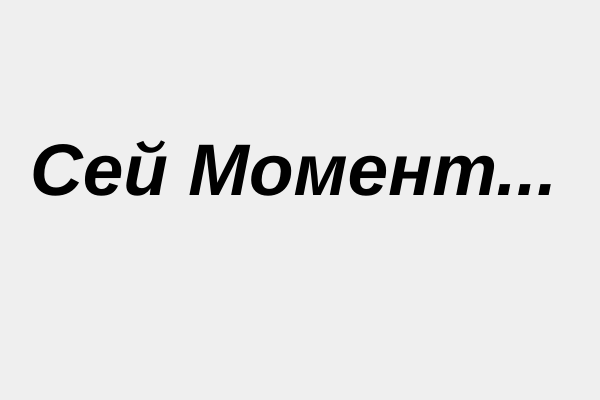
Roman4404/spanel, file Initial_Setup_Windows/Interface/stage_wait.ui: the form before one commit.
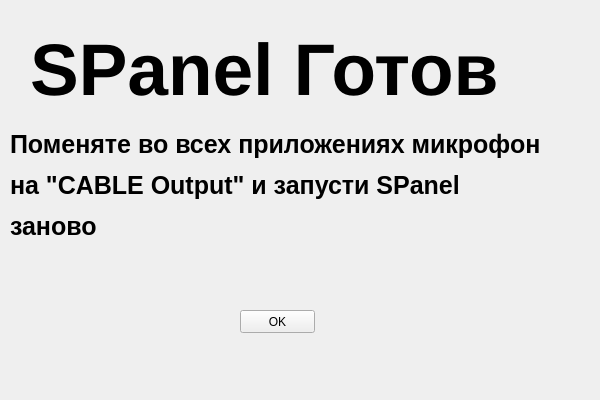
The form after the commit.

The edit to the form file:
```diff
--- a/Initial_Setup_Windows/Interface/stage_wait.ui
+++ b/Initial_Setup_Windows/Interface/stage_wait.ui
@@ -18,7 +18,7 @@
     <property name="geometry">
      <rect>
       <x>30</x>
-      <y>70</y>
+      <y>-30</y>
       <width>541</width>
       <height>201</height>
      </rect>
@@ -29,7 +29,7 @@
      </font>
     </property>
     <property name="text">
-     <string>&lt;html&gt;&lt;head/&gt;&lt;body&gt;&lt;p&gt;&lt;span style=&quot; font-weight:600; font-style:italic;&quot;&gt;Сей Момент...&lt;/span&gt;&lt;/p&gt;&lt;/body&gt;&lt;/html&gt;</string>
+     <string>&lt;html&gt;&lt;head/&gt;&lt;body&gt;&lt;p&gt;&lt;span style=&quot; font-weight:600;&quot;&gt;SPanel Готов&lt;/span&gt;&lt;/p&gt;&lt;/body&gt;&lt;/html&gt;</string>
     </property>
    </widget>
    <widget class="QLabel" name="backgroand_img_label">
@@ -45,8 +45,44 @@
      <string/>
     </property>
    </widget>
+   <widget class="QLabel" name="label_process">
+    <property name="geometry">
+     <rect>
+      <x>10</x>
+      <y>130</y>
+      <width>611</width>
+      <height>121</height>
+     </rect>
+    </property>
+    <property name="font">
+     <font>
+      <pointsize>19</pointsize>
+     </font>
+    </property>
+    <property name="text">
+     <string>&lt;html&gt;&lt;head/&gt;&lt;body&gt;&lt;p&gt;&lt;span style=&quot; font-weight:600;&quot;&gt;Поменяте во всех приложениях микрофон&lt;/span&gt;&lt;/p&gt;&lt;p&gt;&lt;span style=&quot; font-weight:600;&quot;&gt;на &amp;quot;CABLE Output&amp;quot; и запусти SPanel &lt;/span&gt;&lt;/p&gt;&lt;p&gt;&lt;span style=&quot; font-weight:600;&quot;&gt;заново&lt;/span&gt;&lt;/p&gt;&lt;/body&gt;&lt;/html&gt;</string>
+    </property>
+    <property name="alignment">
+     <set>Qt::AlignLeading|Qt::AlignLeft|Qt::AlignTop</set>
+    </property>
+   </widget>
+   <widget class="QPushButton" name="next_pushButton">
+    <property name="geometry">
+     <rect>
+      <x>240</x>
+      <y>310</y>
+      <width>75</width>
+      <height>23</height>
+     </rect>
+    </property>
+    <property name="text">
+     <string>OK</string>
+    </property>
+   </widget>
    <zorder>backgroand_img_label</zorder>
    <zorder>label</zorder>
+   <zorder>label_process</zorder>
+   <zorder>next_pushButton</zorder>
   </widget>
   <widget class="QMenuBar" name="menubar">
    <property name="geometry">
```
